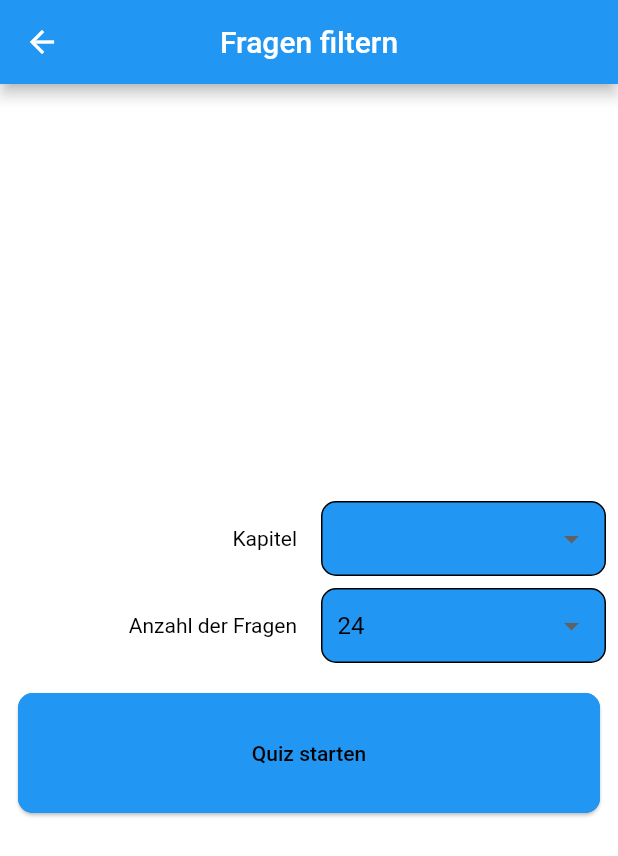
After one commit to xxjonesriderxx/bible_quiz, a Flutter app: the screen it shows after launch, after a tap on "Quiz starten", on a phone screen of 412 x 824 dp. The commit adds this screen. Shown: the top 856 px of the screen. Run offline on Flutter 3.47's test engine with Material 2 defaults, Android fonts, the phone set to English and light mode, and no system bars; our stand-ins replace flutter_svg; missing offline and left inert: wc_flutter_share.

Commit message:
added possibility to filter questions

```diff
--- a/lib/main.dart
+++ b/lib/main.dart
@@ -1,5 +1,7 @@
 import 'package:bible_quiz/ui/StartPage.dart';
 import 'package:flutter/material.dart';
+
+const EdgeInsets rootContainerPadding = EdgeInsets.only(left: 8, right: 8);
 
 void main() async {
   runApp(MyApp());
--- a/lib/model/Question.dart
+++ b/lib/model/Question.dart
@@ -27,11 +27,7 @@ class Question {
     List<Question> questions = [];
     if (!millionaireMode) {
       Question._allQuestions.forEach((question) {
-        if (numberOfQuestions != null
-            ? questions.length < numberOfQuestions
-            : true && chapter != null
-                ? question.chapter.contains(chapter)
-                : true) {
+        if ((numberOfQuestions != null ? questions.length < numberOfQuestions : true) && (chapter != null ? question.chapter.contains(chapter) : true)) {
           questions.add(question);
         }
       });
@@ -70,16 +66,11 @@ class Question {
     return list;
   }
 
+  static const Map<Chapter, String> chapterMap = {Chapter.neuesTestament: "Neues Testament", Chapter.altesTestament: "Altes Testament"};
+
   static const List<Question> _allQuestions = [
-    Question(
-        chapter: const [Chapter.altesTestament],
-        question: "Wo verwirrte Gott die Sprache der Menschen?",
-        answers: const ["In Jericho", "In Babylon", "In Babel", "In Sinai"],
-        solutionIndex: 2,
-        difficulty: 1),
-    Question(
-        chapter: const [Chapter.altesTestament],
-        question: "Aus was erschuf Gott die Frau?",
+    Question(chapter: const [Chapter.altesTestament], question: "Wo verwirrte Gott die Sprache der Menschen?", answers: const ["In Jericho", "In Babylon", "In Babel", "In Sinai"], solutionIndex: 2, difficulty: 1),
+    Question(chapter: const [Chapter.altesTestament], question: "Aus was erschuf Gott die Frau?",
         answers: const ["Jochbein", "Ferse", "Schlüsselbein", "Rippe", "Staub"],
         solutionIndex: 3,
         difficulty: 1),
@@ -176,16 +167,65 @@ class Question {
         question: "Welche zwei Männer gerieten im Lager und nicht im Offenbarungszelt in prophetische Verzückung?",
         answers: const ["Eldad und Medad", "Nun und Schelach", "Jered und Levi", "Almodad, Schelef"],
         solutionIndex: 0,
-        difficulty: 15)
-
-    /*Question(
+        difficulty: 15),
+    Question(chapter: const [Chapter.altesTestament], question: "Wie nannte man einen König der Ägypter?", answers: ["Big Boss", "Cäsar", "King Kong", "Phara"], solutionIndex: 3, difficulty: 1),
+    Question(chapter: const [Chapter.neuesTestament], question: "Wie groß war die Anzahl der Schafe bei Jesu Geburt?", answers: const ["zwölf", "Das wird nirgend in der Bibel erähnt.", "drei", "null"], solutionIndex: 1, difficulty: 2),
+    Question(
+        chapter: const [Chapter.altesTestament],
+        question: "Wie heißt der erste Vers der Bibel?",
+        answers: const ["Am ersten Tag schuf Gott...", "Am Anfang schuf Gott Himmel und Erde.", "Gott sprach...", "Am Anfang schuf Gott Erde und Himmel."],
+        solutionIndex: 1,
+        difficulty: 3),
+    Question(chapter: const [Chapter.neuesTestament], question: "Welches Tier soll ein Vorbild für Faule sein?", answers: const ["Kamel", "Taube", "Ameise", "Esel"], solutionIndex: 2, difficulty: 4),
+    Question(chapter: const [Chapter.altesTestament], question: "Wo wohnte Lot bevor er gefangen genommen wurde?", answers: const ["Kanaan", "Gomorra", "Man weiß es nicht", "Sodom"], solutionIndex: 3, difficulty: 5),
+    Question(
+        chapter: const [Chapter.altesTestament],
+        question: "Warum aß Daniel die Speisen des Königs nicht?",
+        answers: const ["Um sich nicht zu verunreinigen.", "Es schmeckte ihm nicht.", "Er war krank und konnte nichts essen.", "Er wäre getötet worden."],
+        solutionIndex: 0,
+        difficulty: 6),
+    Question(
+        chapter: const [Chapter.neuesTestament],
+        question: "In welchen der Evangelien wird sogar der Esel im Stall zu Bethlehem erwähnt?",
+        answers: const ["Bei Johannes", "Bei Lukas", "Bei Markus und Matthäus", "Bei keinem"],
+        solutionIndex: 3,
+        difficulty: 7),
+    Question(
+        chapter: const [Chapter.altesTestament],
+        question: "Bei wem oder was wartete der Prophet Jona vergeblich auf den Untergang der Stadt Ninive?",
+        answers: const ["bei einer Staude", "bei einer Frau", "bei der Stadtmauer", "bei einem See"],
+        solutionIndex: 0,
+        difficulty: 8,
+        tip: "Jona 4,6-9"),
+    Question(
       chapter: const [Chapter.neuesTestament],
-      question: "Seit wann heißt Saulus Paulus?",
-      answers: const["Schon immer", "Seit er erblindet ist",],
-      solutionIndex: solutionIndex,
-      difficulty: 15),
-
-   */
+      question: "An welche Gemeinde ist das erste Sendschreiben in der Offenbarung gerichtet?",
+      answers: const ["an die Gemeinde in Ephesus", "an die Gemeinde in Thyatria", "an die Gemeine in Pergamon", "an die Gemeinde in Philadelphia"],
+      solutionIndex: 0,
+      difficulty: 9,
+    ),
+    Question(chapter: const [Chapter.altesTestament], question: "Auf welchem Berg bekam Mose die Zehn Gebote?", answers: const ["Morija", "Hermon", "Karmel", "Sinai"], solutionIndex: 3, difficulty: 10),
+    Question(
+        chapter: const [Chapter.altesTestament],
+        question: "Was ist über Hiobs Tod überliefert?",
+        answers: const ["Er starb einsam und verbittert.", "Er starb alt und lebenssatt.", "Er wurde im Kampf getötet.", "Es ist nichts überliefert."],
+        solutionIndex: 1,
+        difficulty: 11),
+    Question(chapter: const [Chapter.altesTestament], question: "Noah hatte welchen Beruf?", answers: const ["Schäfer", "Ackermann", "Schmied", "Steht nicht in der Bibel!"], solutionIndex: 1, difficulty: 12),
+    Question(chapter: const [Chapter.altesTestament], question: "Welcher Name passt nicht in diese Reihe?", answers: const ["Tamar", "Abital", "Maacha", "Egla"], solutionIndex: 0, difficulty: 13),
+    Question(
+        chapter: const [Chapter.neuesTestament],
+        question: "Was sagt Jesus einmal zu den Schriftgelehrten und Pharisäern?",
+        answers: const ["Sie sollen das Brett zerbrechen", "Sie sollen den Becher reinigen", "Sie sollen Mücken aussieben", "Sie sollen Kamele verschlucken"],
+        solutionIndex: 1,
+        difficulty: 14),
+    Question(
+        chapter: const [Chapter.neuesTestament],
+        question: "Vervollständige: Das Lamm, das geschlachtet ist, ist würdig, zu nehmen Kraft und Reichtum und ...",
+        answers: const ["Ehre und Stärke und Lob und Preis und Weisheit.", "Weisheit und Stärke und Ehre und Preis und Lob.", "Ehre und Preis und Lob und Weisheit und Stärke.", "Ehre und Stärke und Lob und Weisheit und Preis."],
+        solutionIndex: 1,
+        difficulty: 15),
+    Question(chapter: const [Chapter.altesTestament, Chapter.neuesTestament], question: "Was ist laut der Bibel der Anfang aller Erkenntnis?", answers: const ["Weisheit", "Gottesfurcht", "Glaube", "Buße"], solutionIndex: 1, difficulty: 3),
   ];
 }
 
--- a/lib/ui/MillionaireMode.dart
+++ b/lib/ui/MillionaireMode.dart
@@ -1,3 +1,4 @@
+import 'package:bible_quiz/main.dart';
 import 'package:bible_quiz/model/Question.dart';
 import 'package:bible_quiz/ui/CustomCard.dart';
 import 'package:bible_quiz/ui/MillionaireResult.dart';
@@ -86,7 +87,7 @@ class _State extends State<MillionaireMode> with TickerProviderStateMixin {
       ),
       body: Container(
         color: themeData.backgroundColor,
-        padding: EdgeInsets.only(top: 16),
+        padding: EdgeInsets.only(top: 16, left: rootContainerPadding.left, right: rootContainerPadding.right),
         width: MediaQuery.of(context).size.width,
         child: Column(
           //crossAxisAlignment: CrossAxisAlignment.center,
--- a/lib/ui/MillionaireResult.dart
+++ b/lib/ui/MillionaireResult.dart
@@ -22,7 +22,7 @@ class MillionaireResult extends StatelessWidget {
     double widthHeightOfPictures = MediaQuery.of(context).size.width / 2;
     String text = "";
     if (failed) {
-      text = "Deine letzte antwort war leider falsch, du hast $correctAnswered von 15 Fragen richtig beantwortet. Bleib am Ball, du lernst die Bibel gerade kennen.";
+      text = "Deine letzte Antwort war leider falsch, du hast $correctAnswered von 15 Fragen richtig beantwortet. Bleib am Ball, du lernst die Bibel gerade kennen.";
     } else {
       text = "Glückwunsch, du bist reich an Bibelwissen!";
     }
--- a/lib/ui/Quiz.dart
+++ b/lib/ui/Quiz.dart
@@ -1,3 +1,4 @@
+import 'package:bible_quiz/main.dart';
 import 'package:bible_quiz/model/Question.dart';
 import 'package:bible_quiz/ui/CustomCard.dart';
 import 'package:bible_quiz/ui/Result.dart';
@@ -70,11 +71,11 @@ class _State extends State<Quiz> with TickerProviderStateMixin {
     return Scaffold(
       appBar: AppBar(
         centerTitle: true,
-        title: Text("Frage ${_currentQuestion + 1} von ${numberOfQuestions != null ? numberOfQuestions : questions.length}"),
+        title: Text("Frage ${_currentQuestion + 1} von ${questions.length}"),
       ),
       body: Container(
         color: themeData.backgroundColor,
-        padding: EdgeInsets.only(top: 16),
+        padding: EdgeInsets.only(top: 16, left: rootContainerPadding.left, right: rootContainerPadding.right),
         width: MediaQuery.of(context).size.width,
         child: Column(
           //crossAxisAlignment: CrossAxisAlignment.center,
@@ -115,9 +116,9 @@ class _State extends State<Quiz> with TickerProviderStateMixin {
           context,
           MaterialPageRoute(
               builder: (context) => Result(
-                    correctAnswered: _correctAnswered,
-                    totalQuestions: questions.length,
-                  )),
+                correctAnswered: _correctAnswered,
+                totalQuestions: questions.length,
+              )),
         );
       }
     });
--- /dev/null
+++ b/lib/ui/QuizFilter.dart
@@ -0,0 +1,135 @@
+import 'package:bible_quiz/main.dart';
+import 'package:bible_quiz/model/Question.dart';
+import 'package:bible_quiz/ui/CustomCard.dart';
+import 'package:bible_quiz/ui/Quiz.dart';
+import 'package:flutter/material.dart';
+
+class QuizFilter extends StatefulWidget {
+  @override
+  State<StatefulWidget> createState() => _State();
+}
+
+class _State extends State<QuizFilter> {
+  Chapter selectedChapter;
+  int numberOfQuestions = 24;
+  static const int int64MaxValue = 9223372036854775807;
+
+  @override
+  Widget build(BuildContext context) {
+    var themeData = Theme.of(context);
+    return Scaffold(
+        appBar: AppBar(
+          centerTitle: true,
+          title: Text("Fragen filtern"),
+        ),
+        body: Container(
+          padding: rootContainerPadding,
+          width: MediaQuery.of(context).size.width,
+          color: themeData.backgroundColor,
+          child: Column(
+            mainAxisAlignment: MainAxisAlignment.center,
+            children: [
+              Row(
+                children: [
+                  Container(
+                    alignment: Alignment.centerRight,
+                    padding: EdgeInsets.only(right: 16),
+                    width: MediaQuery.of(context).size.width / 2,
+                    child: Text(
+                      "Kapitel",
+                      style: TextStyle(color: themeData.accentColor),
+                    ),
+                  ),
+                  Expanded(
+                      child: Container(
+                    padding: const EdgeInsets.only(left: 10.0, right: 10.0),
+                    decoration: BoxDecoration(borderRadius: BorderRadius.circular(10.0), color: Colors.blue, border: Border.all()),
+                    child: DropdownButtonHideUnderline(
+                      child: DropdownButton<Chapter>(
+                        dropdownColor: themeData.backgroundColor,
+                        value: selectedChapter,
+                        items: Chapter.values.map((Chapter value) {
+                          return new DropdownMenuItem<Chapter>(
+                            value: value,
+                            child: new Text(
+                              Question.chapterMap[value] ?? "",
+                              style: TextStyle(color: themeData.accentColor),
+                            ),
+                          );
+                        }).toList(),
+                        onChanged: (value) {
+                          setState(() {
+                            selectedChapter = value;
+                          });
+                        },
+                      ),
+                    ),
+                  )),
+                ],
+              ),
+              Padding(padding: EdgeInsets.only(top: 8)),
+              Row(
+                children: [
+                  Container(
+                    alignment: Alignment.centerRight,
+                    padding: EdgeInsets.only(right: 16),
+                    width: MediaQuery.of(context).size.width / 2,
+                    child: Text(
+                      "Anzahl der Fragen",
+                      style: TextStyle(color: themeData.accentColor),
+                    ),
+                  ),
+                  Expanded(
+                    child: Container(
+                      padding: const EdgeInsets.only(left: 10.0, right: 10.0),
+                      decoration: BoxDecoration(borderRadius: BorderRadius.circular(10.0), color: Colors.blue, border: Border.all()),
+                      child: DropdownButtonHideUnderline(
+                        child: DropdownButton<String>(
+                          dropdownColor: themeData.backgroundColor,
+                          value: numberOfQuestions == int64MaxValue ? 'Alle' : numberOfQuestions.toString(),
+                          items: <String>['16', '24', '32', '48', '64', 'Alle'].map((String value) {
+                            return new DropdownMenuItem<String>(
+                              value: value,
+                              child: new Text(
+                                value ?? "",
+                                style: TextStyle(color: themeData.accentColor),
+                              ),
+                            );
+                          }).toList(),
+                          onChanged: (value) {
+                            setState(() {
+                              if (value == "Alle") {
+                                numberOfQuestions = int64MaxValue;
+                              } else {
+                                numberOfQuestions = int.tryParse(value);
+                              }
+                            });
+                          },
+                        ),
+                      ),
+                    ),
+                  ),
+                ],
+              ),
+              Padding(padding: EdgeInsets.only(top: 16)),
+              CustomCard(
+                tapAble: true,
+                callback: () {
+                  Navigator.push(
+                    context,
+                    MaterialPageRoute(
+                        builder: (context) => Quiz(
+                              chapter: selectedChapter,
+                              numberOfQuestions: numberOfQuestions,
+                            )),
+                  );
+                },
+                text: "Quiz starten",
+                height: 80,
+                backgroundColor: Colors.blue,
+              ),
+            ],
+          ),
+        ));
+  }
+}
--- a/lib/ui/StartPage.dart
+++ b/lib/ui/StartPage.dart
@@ -1,6 +1,7 @@
+import 'package:bible_quiz/main.dart';
 import 'package:bible_quiz/ui/CustomCard.dart';
 import 'package:bible_quiz/ui/MillionaireMode.dart';
-import 'package:bible_quiz/ui/Quiz.dart';
+import 'package:bible_quiz/ui/QuizFilter.dart';
 import 'package:flutter/material.dart';
 
 class StartPage extends StatefulWidget{
@@ -22,6 +23,7 @@ class _State extends State<StartPage>{
           title: Text("Bibelquiz"),
         ),
         body: Container(
+          padding: rootContainerPadding,
           color: themeData.backgroundColor,
           child: Column(
             mainAxisAlignment: MainAxisAlignment.center,
@@ -31,7 +33,7 @@ class _State extends State<StartPage>{
                 callback: () {
                   Navigator.push(
                     context,
-                    MaterialPageRoute(builder: (context) => Quiz()),
+                    MaterialPageRoute(builder: (context) => QuizFilter()),
                   );
                 },
                 text: "Quiz starten",
```
Also changed, not shown: 1 other file.
